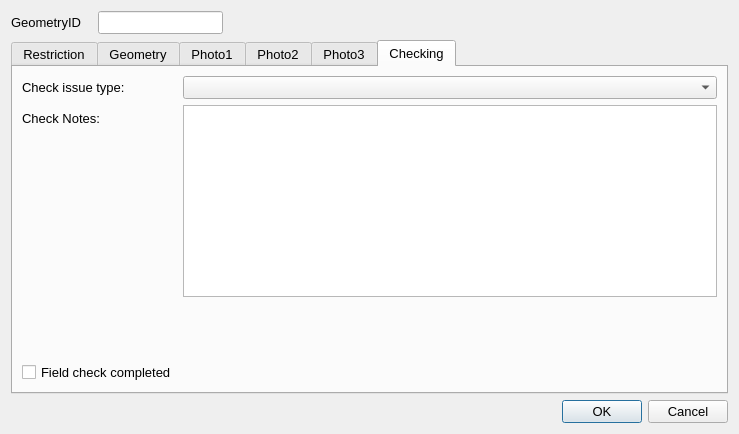
tlh22/demandForm, file ui/Postboxes.ui: the form before one commit.
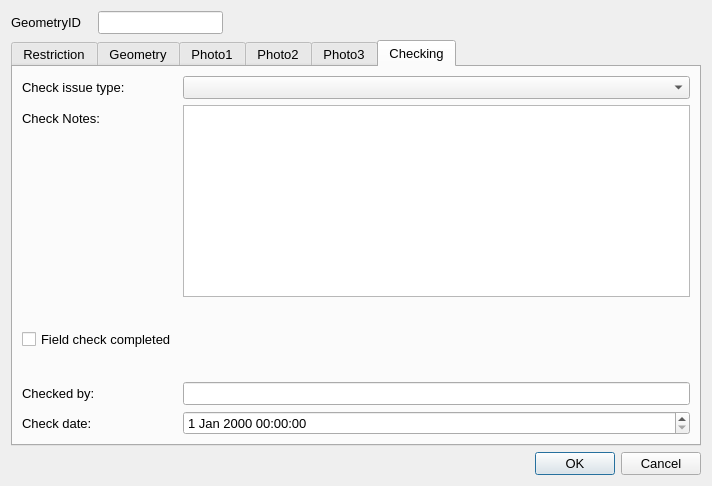
The form after the commit. The open tabs and pages were chosen to show the change. Icons and pictures are not drawn.

The edit to the form file:
```diff
--- a/ui/Postboxes.ui
+++ b/ui/Postboxes.ui
@@ -6,8 +6,8 @@
    <rect>
     <x>0</x>
     <y>0</y>
-    <width>739</width>
-    <height>434</height>
+    <width>712</width>
+    <height>486</height>
    </rect>
   </property>
   <property name="sizePolicy">
@@ -516,6 +516,39 @@
          </property>
         </spacer>
        </item>
+       <item row="6" column="0">
+        <widget class="QLabel" name="label_10">
+         <property name="text">
+          <string>Checked by:</string>
+         </property>
+        </widget>
+       </item>
+       <item row="4" column="0">
+        <spacer name="verticalSpacer_3">
+         <property name="orientation">
+          <enum>Qt::Vertical</enum>
+         </property>
+         <property name="sizeHint" stdset="0">
+          <size>
+           <width>20</width>
+           <height>10</height>
+          </size>
+         </property>
+        </spacer>
+       </item>
+       <item row="7" column="0">
+        <widget class="QLabel" name="label_6">
+         <property name="text">
+          <string>Check date:</string>
+         </property>
+        </widget>
+       </item>
+       <item row="6" column="1">
+        <widget class="QLineEdit" name="Last_MHTC_Check_UpdatePerson"/>
+       </item>
+       <item row="7" column="1">
+        <widget class="QDateTimeEdit" name="Last_MHTC_Check_UpdateDateTime"/>
+       </item>
       </layout>
      </widget>
     </widget>
```
